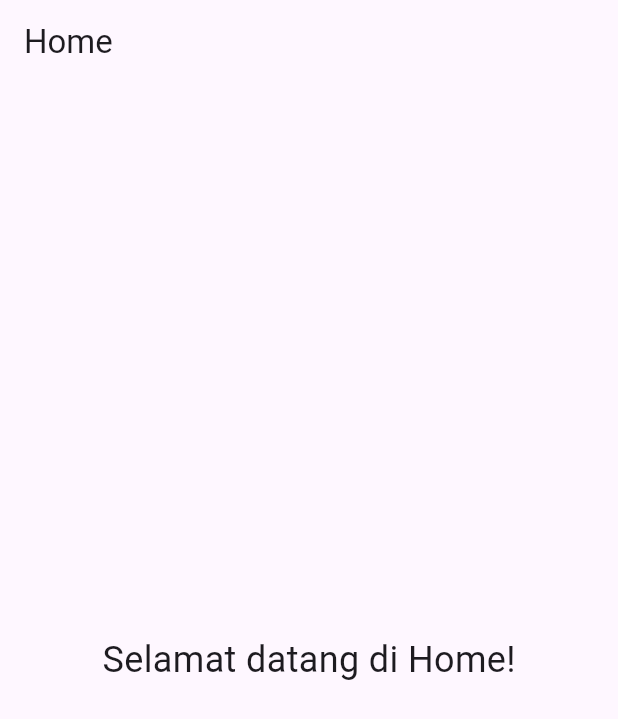
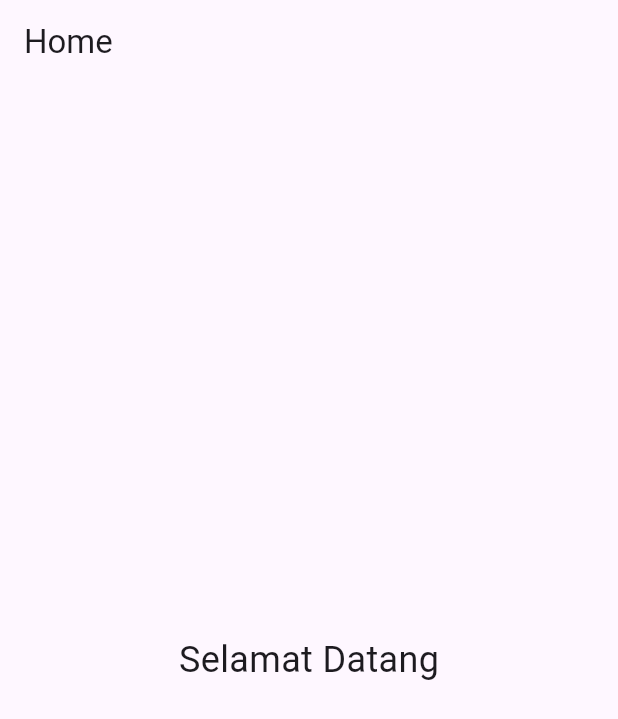
Before and after one commit to FebrinaAyuningrum/psas_mobile_XIPPLG2, a Flutter app: the Home screen opened directly, on a phone screen of 412 x 824 dp. Shown: the top 719 px of the screen. Run offline on Flutter 3.47's test engine with Material 3 defaults, Android fonts, the phone set to English and light mode, and no system bars.

Commit message:
mengganti text

```diff
--- a/lib/Home.dart
+++ b/lib/Home.dart
@@ -9,7 +9,7 @@ class Home extends StatelessWidget {
       ),
       body: Center(
         child: Text(
-          'Selamat datang di Home!',
+          'Selamat Datang',
           style: TextStyle(fontSize: 24),
         ),
       ),
```
